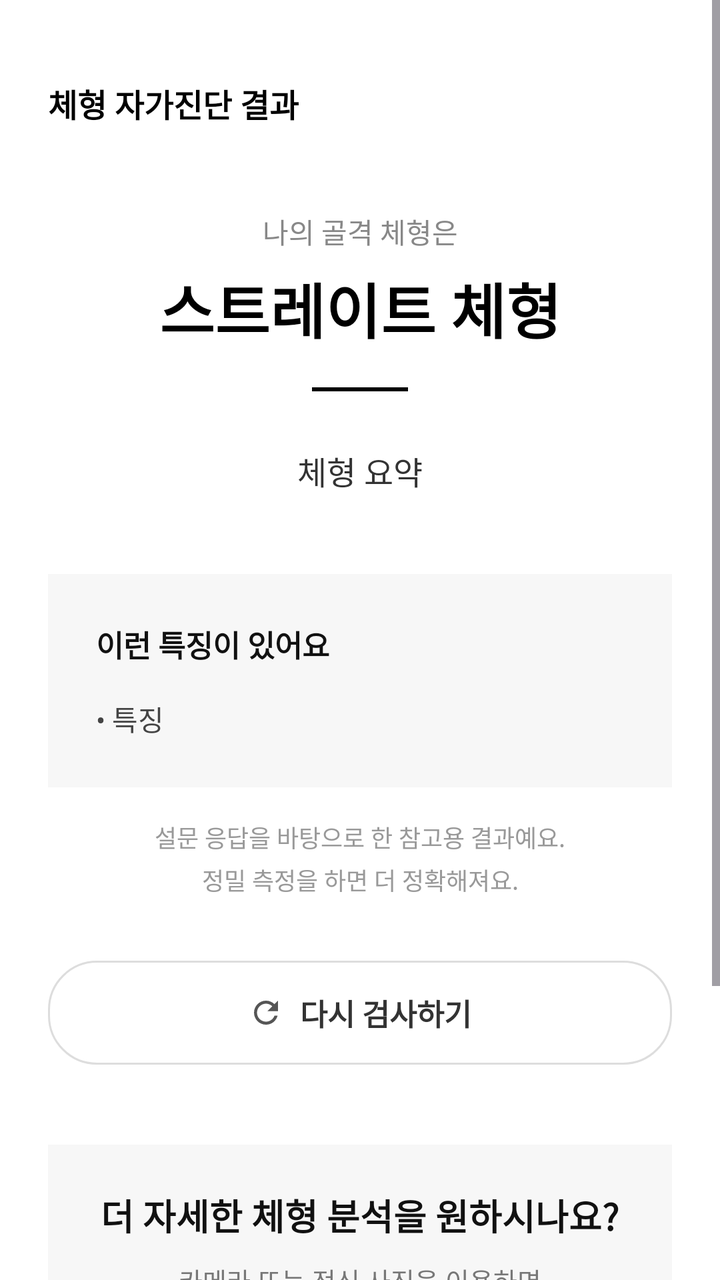
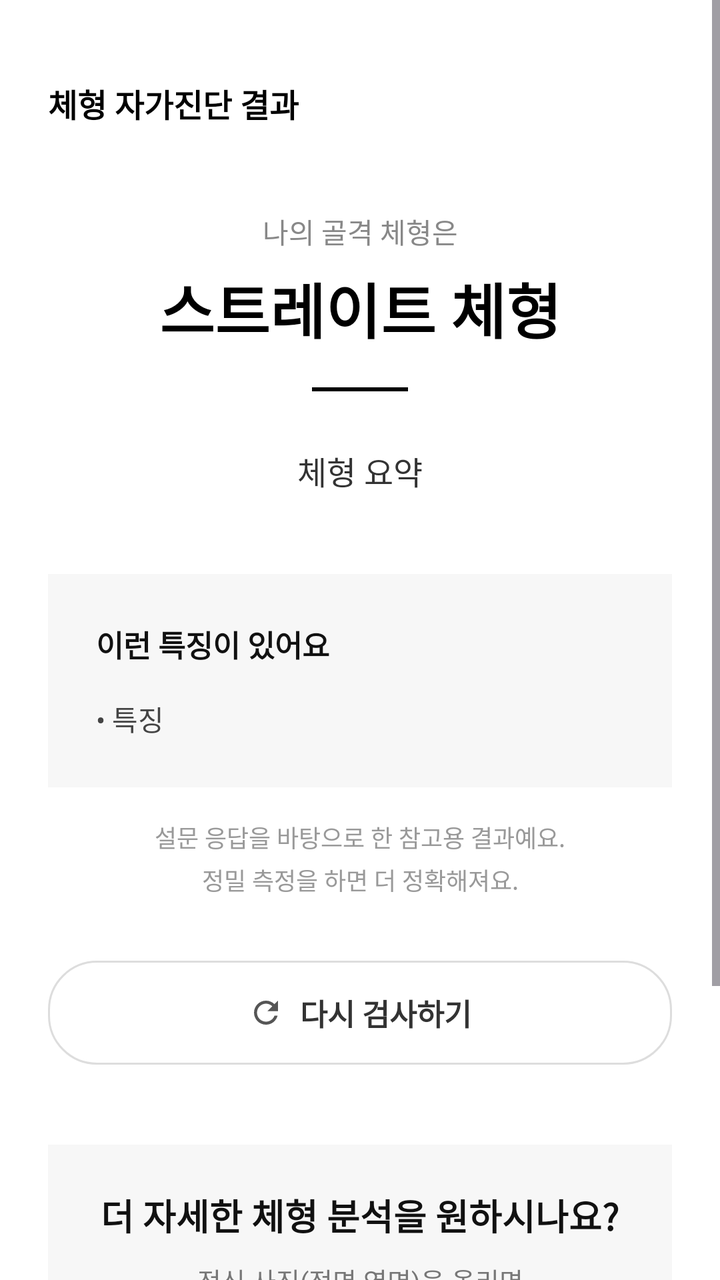

The first picture is an Android layout as it rendered before a commit; the second is the same layout after the commit. The layout source and the unified diff follow.
<!-- AndroidManifest.xml: application theme Theme.Capstone -->
<!-- res/layout/activity_body_type_result.xml -->
<?xml version="1.0" encoding="utf-8"?>
<ScrollView
    xmlns:android="http://schemas.android.com/apk/res/android"
    android:layout_width="match_parent"
    android:layout_height="match_parent"
    android:fillViewport="true"
    android:background="#FFFFFF">

    <LinearLayout
        android:layout_width="match_parent"
        android:layout_height="wrap_content"
        android:orientation="vertical"
        android:paddingStart="24dp"
        android:paddingTop="40dp"
        android:paddingEnd="24dp"
        android:paddingBottom="40dp">

        
        <TextView
            android:layout_width="wrap_content"
            android:layout_height="wrap_content"
            android:text="체형 자가진단 결과"
            android:textColor="#000000"
            android:textSize="16sp"
            android:textStyle="bold" />

        
        <TextView
            android:layout_width="match_parent"
            android:layout_height="wrap_content"
            android:layout_marginTop="42dp"
            android:gravity="center"
            android:text="나의 골격 체형은"
            android:textColor="#888888"
            android:textSize="14sp" />

        <TextView
            android:id="@+id/resultTitle"
            android:layout_width="match_parent"
            android:layout_height="wrap_content"
            android:layout_marginTop="6dp"
            android:gravity="center"
            android:text="스트레이트 체형"
            android:textColor="#000000"
            android:textSize="30sp"
            android:textStyle="bold" />

        
        <View
            android:layout_width="48dp"
            android:layout_height="2dp"
            android:layout_gravity="center"
            android:layout_marginTop="18dp"
            android:background="#000000" />

        
        <TextView
            android:id="@+id/resultDescription"
            android:layout_width="match_parent"
            android:layout_height="wrap_content"
            android:layout_marginTop="28dp"
            android:gravity="center"
            android:lineSpacingExtra="4dp"
            android:text="체형 요약"
            android:textColor="#333333"
            android:textSize="16sp" />

        <LinearLayout
            android:layout_width="match_parent"
            android:layout_height="wrap_content"
            android:layout_marginTop="40dp"
            android:background="#F7F7F7"
            android:orientation="vertical"
            android:padding="24dp">

            <TextView
                android:layout_width="wrap_content"
                android:layout_height="wrap_content"
                android:text="이런 특징이 있어요"
                android:textColor="#111111"
                android:textSize="15sp"
                android:textStyle="bold" />

            <TextView
                android:id="@+id/resultFeatures"
                android:layout_width="match_parent"
                android:layout_height="wrap_content"
                android:layout_marginTop="16dp"
                android:lineSpacingExtra="12dp"
                android:text="• 특징"
                android:textColor="#444444"
                android:textSize="14sp" />

        </LinearLayout>

        
        <TextView
            android:id="@+id/resultNotice"
            android:layout_width="match_parent"
            android:layout_height="wrap_content"
            android:layout_marginTop="16dp"
            android:gravity="center"
            android:lineSpacingExtra="4dp"
            android:text="설문 응답을 바탕으로 한 참고용 결과예요.&#10;정밀 측정을 하면 더 정확해져요."
            android:textColor="#999999"
            android:textSize="12sp" />

        
        <LinearLayout
            android:id="@+id/btnRetry"
            android:layout_width="match_parent"
            android:layout_height="52dp"
            android:layout_marginTop="32dp"
            android:background="@drawable/bg_button_outlin"
            android:clickable="true"
            android:focusable="true"
            android:foreground="?attr/selectableItemBackground"
            android:gravity="center"
            android:orientation="horizontal">

            <ImageView
                android:layout_width="18dp"
                android:layout_height="18dp"
                android:contentDescription="@null"
                android:src="@drawable/ic_refresh" />

            <TextView
                android:layout_width="wrap_content"
                android:layout_height="wrap_content"
                android:layout_marginStart="8dp"
                android:text="다시 검사하기"
                android:textColor="#333333"
                android:textSize="15sp"
                android:textStyle="bold" />

        </LinearLayout>

        
        
        

        <LinearLayout
            android:layout_width="match_parent"
            android:layout_height="wrap_content"
            android:layout_marginTop="40dp"
            android:background="#F7F7F7"
            android:orientation="vertical"
            android:padding="22dp">

            <TextView
                android:layout_width="match_parent"
                android:layout_height="wrap_content"
                android:gravity="center"
                android:text="더 자세한 체형 분석을 원하시나요?"
                android:textColor="#111111"
                android:textSize="18sp"
                android:textStyle="bold" />

            <TextView
                android:layout_width="match_parent"
                android:layout_height="wrap_content"
                android:layout_marginTop="10dp"
                android:gravity="center"
                android:lineSpacingExtra="3dp"
                android:text="카메라 또는 전신 사진을 이용하면&#10;신체 비율과 치수를 더 자세하게 분석할 수 있습니다."
                android:textColor="#777777"
                android:textSize="13sp" />

            
            <LinearLayout
                android:layout_width="match_parent"
                android:layout_height="54dp"
                android:layout_marginTop="22dp"
                android:orientation="horizontal">

                
                <Button
                    android:id="@+id/btnYes"
                    android:layout_width="0dp"
                    android:layout_height="match_parent"
                    android:layout_weight="1"
                    android:backgroundTint="#111111"
                    android:text="예"
                    android:textAllCaps="false"
                    android:textColor="#FFFFFF"
                    android:textSize="15sp"
                    android:textStyle="bold" />

                <Space
                    android:layout_width="10dp"
                    android:layout_height="match_parent" />

                <Button
                    android:id="@+id/btnNo"
                    android:layout_width="0dp"
                    android:layout_height="match_parent"
                    android:layout_weight="1"
                    android:backgroundTint="#EAEAEA"
                    android:text="아니오"
                    android:textAllCaps="false"
                    android:textColor="#111111"
                    android:textSize="15sp" />

            </LinearLayout>

        </LinearLayout>

    </LinearLayout>

</ScrollView>
<!-- resources referenced by this layout -->
<resources>
  <!-- drawable bg_button_outlin (drawable) -->
  <?xml version="1.0" encoding="utf-8"?>
  <shape xmlns:android="http://schemas.android.com/apk/res/android"
      android:shape="rectangle">
      <solid android:color="#FFFFFF"/>
      <corners android:radius="24dp"/>
      <stroke android:width="1dp" android:color="#DDDDDD"/>
  </shape>
  <!-- drawable ic_refresh (drawable) -->
  <?xml version="1.0" encoding="utf-8"?>
  <vector xmlns:android="http://schemas.android.com/apk/res/android"
      android:width="18dp"
      android:height="18dp"
      android:viewportWidth="24"
      android:viewportHeight="24">
      <path
          android:fillColor="#FF555555"
          android:pathData="M17.65,6.35C16.2,4.9 14.21,4 12,4c-4.42,0 -7.99,3.58 -7.99,8s3.57,8 7.99,8c3.73,0 6.84,-2.55 7.73,-6h-2.08c-0.82,2.33 -3.04,4 -5.65,4 -3.31,0 -6,-2.69 -6,-6s2.69,-6 6,-6c1.66,0 3.14,0.69 4.22,1.78L13,11h7V4l-2.35,2.35z" />
  </vector>
  <style name="Theme.Capstone" parent="Base.Theme.Capstone" />
  <style name="Base.Theme.Capstone" parent="Theme.Material3.DayNight.NoActionBar">
          
          
      </style>
</resources>

<!-- the commit's change to res/layout/activity_body_type_result.xml (unified diff, before → after) -->
@@ -162,7 +162,7 @@
                 android:layout_marginTop="10dp"
                 android:gravity="center"
                 android:lineSpacingExtra="3dp"
-                android:text="카메라 또는 전신 사진을 이용하면&#10;신체 비율과 치수를 더 자세하게 분석할 수 있습니다."
+                android:text="전신 사진(정면·옆면)을 올리면&#10;신체 비율과 치수를 더 자세하게 분석할 수 있습니다."
                 android:textColor="#777777"
                 android:textSize="13sp" />
 
